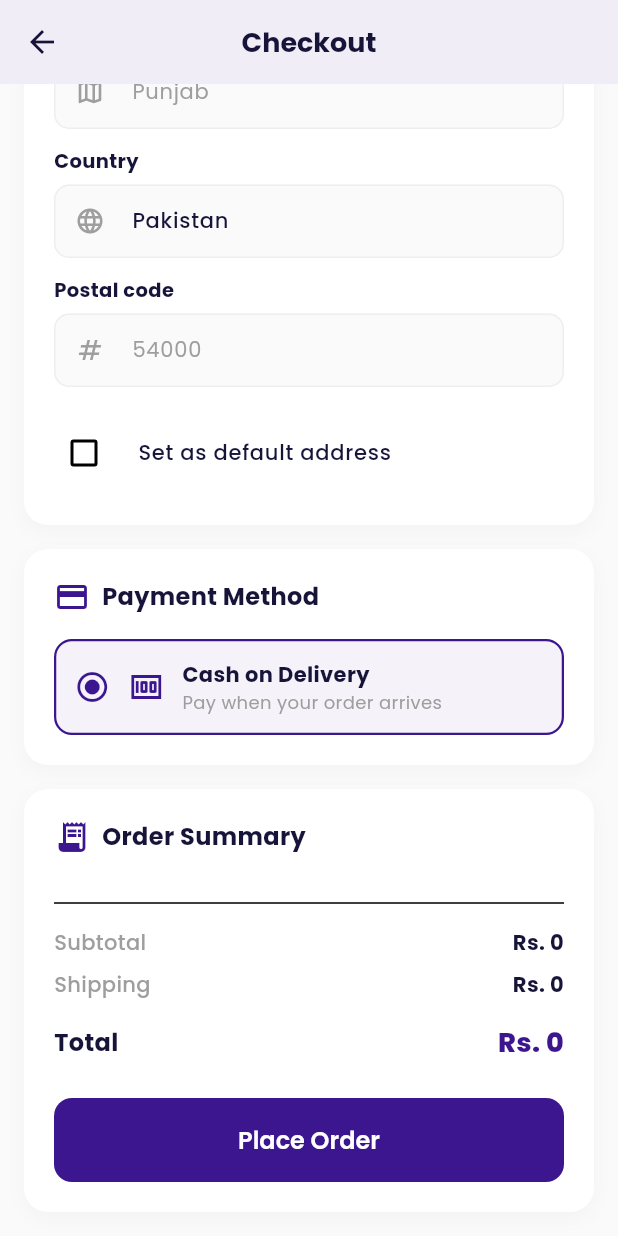
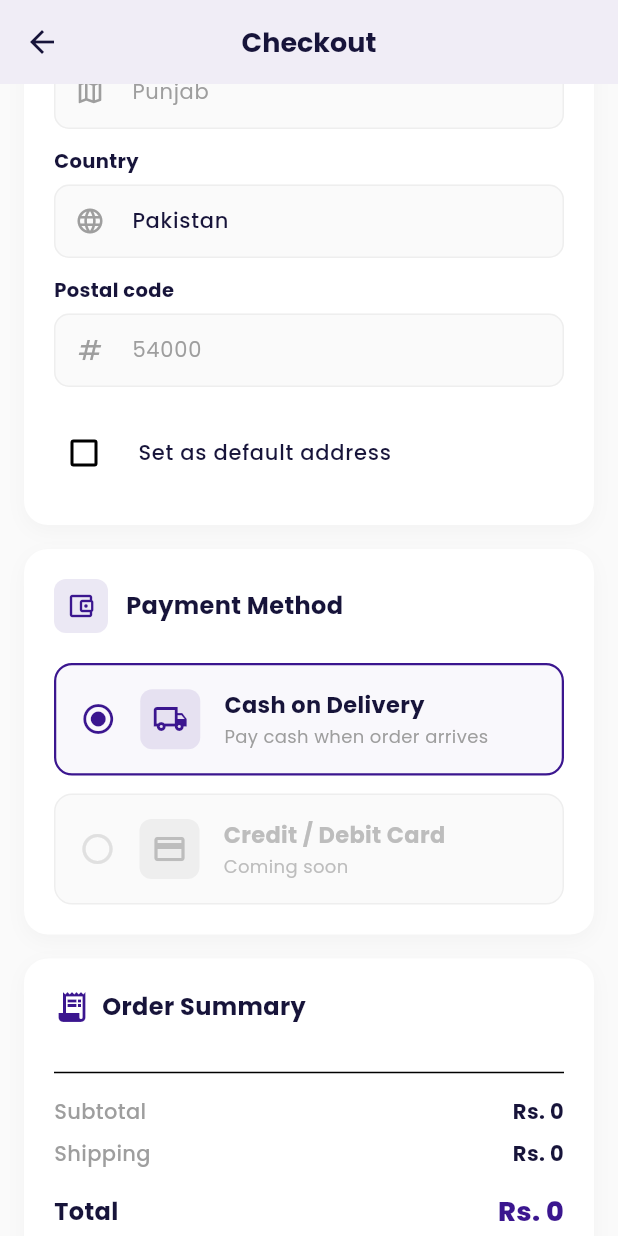
Before and after one commit to kashi7358/ushu-app, a Flutter app: the CheckoutScreen screen opened by its route, scrolled down 464 dp, on a phone screen of 412 x 824 dp. Run offline on Flutter 3.47's test engine with Material 3 defaults, Android fonts, the phone set to English and light mode, and no system bars; our stand-ins replace dio, get, google_fonts, image_picker, lottie, shared_preferences and 1 more; missing offline and left inert: add_to_cart_animation; accounts and stored records are empty; network calls fail; statements that could not run were skipped.

Commit message:
work on chekout screen and other  screen impliment apis

```diff
--- a/lib/features/checkout/presentation/screens/checkout_screen.dart
+++ b/lib/features/checkout/presentation/screens/checkout_screen.dart
@@ -116,31 +116,95 @@ class CheckoutScreen extends StatelessWidget {
         children: [
           Row(
             children: [
-              const Icon(Icons.payment, color: AppColors.primaryPurple, size: 24),
-              const SizedBox(width: 8),
+              Container(
+                padding: const EdgeInsets.all(8),
+                decoration: BoxDecoration(
+                  color: AppColors.primaryPurple.withValues(alpha: 0.1),
+                  borderRadius: BorderRadius.circular(8),
+                ),
+                child: const Icon(Icons.account_balance_wallet_outlined, color: AppColors.primaryPurple, size: 20),
+              ),
+              const SizedBox(width: 12),
               Text('Payment Method', style: AppTextStyles.bold.copyWith(fontSize: 16, color: AppColors.darkText)),
             ],
           ),
-          const SizedBox(height: 16),
+          const SizedBox(height: 20),
+          // COD Option (Active)
+          Obx(() => GestureDetector(
+            onTap: () => controller.selectedPaymentMethod.value = 'COD',
+            child: Container(
+              padding: const EdgeInsets.all(16),
+              decoration: BoxDecoration(
+                border: Border.all(
+                  color: controller.selectedPaymentMethod.value == 'COD' ? AppColors.primaryPurple : Colors.grey.shade200,
+                  width: controller.selectedPaymentMethod.value == 'COD' ? 1.5 : 1,
+                ),
+                borderRadius: BorderRadius.circular(12),
+                color: controller.selectedPaymentMethod.value == 'COD' ? AppColors.primaryPurple.withValues(alpha: 0.03) : Colors.transparent,
+              ),
+              child: Row(
+                children: [
+                  Icon(
+                    controller.selectedPaymentMethod.value == 'COD' ? Icons.radio_button_checked : Icons.radio_button_off,
+                    color: controller.selectedPaymentMethod.value == 'COD' ? AppColors.primaryPurple : Colors.grey.shade400,
+                  ),
+                  const SizedBox(width: 16),
+                  Container(
+                    padding: const EdgeInsets.all(8),
+                    decoration: BoxDecoration(
+                      color: controller.selectedPaymentMethod.value == 'COD' ? AppColors.primaryPurple.withValues(alpha: 0.1) : Colors.grey.shade100,
+                      borderRadius: BorderRadius.circular(8),
+                    ),
+                    child: Icon(
+                      Icons.local_shipping_outlined,
+                      color: controller.selectedPaymentMethod.value == 'COD' ? AppColors.primaryPurple : Colors.grey.shade600,
+                      size: 24,
+                    ),
+                  ),
+                  const SizedBox(width: 16),
+                  Expanded(
+                    child: Column(
+                      crossAxisAlignment: CrossAxisAlignment.start,
+                      children: [
+                        Text('Cash on Delivery', style: AppTextStyles.bold.copyWith(fontSize: 15, color: AppColors.darkText)),
+                        const SizedBox(height: 2),
+                        Text('Pay cash when order arrives', style: AppTextStyles.regular.copyWith(fontSize: 12, color: AppColors.hintText)),
+                      ],
+                    ),
+                  ),
+                ],
+              ),
+            ),
+          )),
+          const SizedBox(height: 12),
+          // Credit Card Option (Disabled / Coming Soon)
           Container(
-            padding: const EdgeInsets.all(12),
+            padding: const EdgeInsets.all(16),
             decoration: BoxDecoration(
-              border: Border.all(color: AppColors.primaryPurple, width: 1.5),
+              border: Border.all(color: Colors.grey.shade200, width: 1),
               borderRadius: BorderRadius.circular(12),
-              color: AppColors.primaryPurple.withValues(alpha: 0.05),
+              color: Colors.grey.shade50,
             ),
             child: Row(
               children: [
-                const Icon(Icons.radio_button_checked, color: AppColors.primaryPurple),
-                const SizedBox(width: 12),
-                const Icon(Icons.money, color: AppColors.primaryPurple),
-                const SizedBox(width: 12),
+                Icon(Icons.radio_button_off, color: Colors.grey.shade300),
+                const SizedBox(width: 16),
+                Container(
+                  padding: const EdgeInsets.all(8),
+                  decoration: BoxDecoration(
+                    color: Colors.grey.shade200,
+                    borderRadius: BorderRadius.circular(8),
+                  ),
+                  child: Icon(Icons.credit_card_outlined, color: Colors.grey.shade400, size: 24),
+                ),
+                const SizedBox(width: 16),
                 Expanded(
                   child: Column(
                     crossAxisAlignment: CrossAxisAlignment.start,
                     children: [
-                      Text('Cash on Delivery', style: AppTextStyles.bold.copyWith(fontSize: 14, color: AppColors.darkText)),
-                      Text('Pay when your order arrives', style: AppTextStyles.regular.copyWith(fontSize: 12, color: AppColors.hintText)),
+                      Text('Credit / Debit Card', style: AppTextStyles.bold.copyWith(fontSize: 15, color: Colors.grey.shade400)),
+                      const SizedBox(height: 2),
+                      Text('Coming soon', style: AppTextStyles.regular.copyWith(fontSize: 12, color: Colors.grey.shade400)),
                     ],
                   ),
                 ),
```
